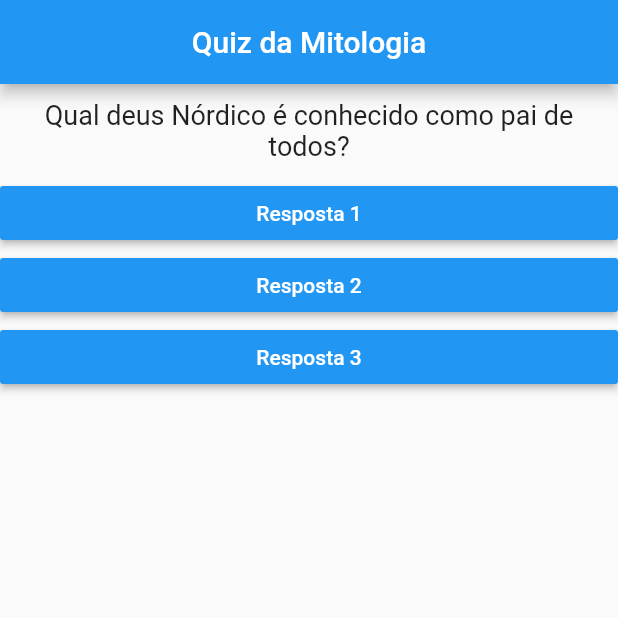
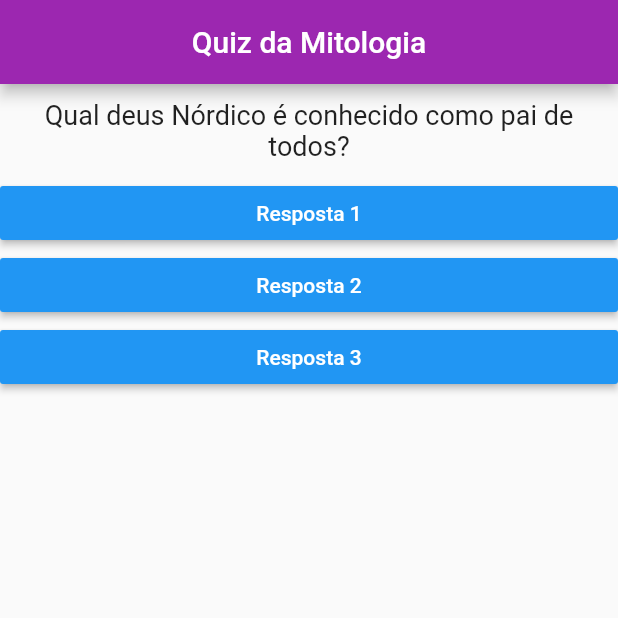
Before and after one commit to isaacwrk/flutter-quiz, a Flutter app: the screen it shows after launch, on a phone screen of 412 x 824 dp, the top half of it. Run offline on Flutter 3.47's test engine with Material 2 defaults, Android fonts, the light colour scheme and no system bars.

Commit message:
Updates ThemeData e alteracoes OnPressed

```diff
--- a/lib/main.dart
+++ b/lib/main.dart
@@ -24,6 +24,9 @@ class _PerguntaAppState extends State<PerguntaApp>{
       'Sleipnir, o cavalo de Odin, tem como mãe:'
     ];
     return MaterialApp(
+      theme:ThemeData(
+        primaryColor: Colors.purple
+      ),
       home: Scaffold(
         appBar: AppBar(
           title: Text('Quiz da Mitologia'),
@@ -32,9 +35,9 @@ class _PerguntaAppState extends State<PerguntaApp>{
         body: Column(
           children: [
             Questao(perguntas[_perguntaSelecionada]),
-            Resposta('Resposta 1'),
-            Resposta('Resposta 2'),
-            Resposta('Resposta 3'),
+            Resposta('Resposta 1',_responder),
+            Resposta('Resposta 2',_responder),
+            Resposta('Resposta 3',_responder),
           ],
         ),
       ),
--- a/lib/resposta.dart
+++ b/lib/resposta.dart
@@ -2,7 +2,9 @@ import 'package:flutter/material.dart';
 
 class Resposta extends StatelessWidget {
   final String texto;
-  Resposta(this.texto);
+  final void Function() quandoSelecionado;
+
+  Resposta(this.texto, this.quandoSelecionado);
 
   @override
   Widget build(BuildContext context) {
@@ -12,7 +14,7 @@ class Resposta extends StatelessWidget {
         textColor: Colors.white,
         color:Colors.blue,
         child: Text(texto),
-        onPressed: (){},
+        onPressed: quandoSelecionado,
       ),
     );
   }
```
